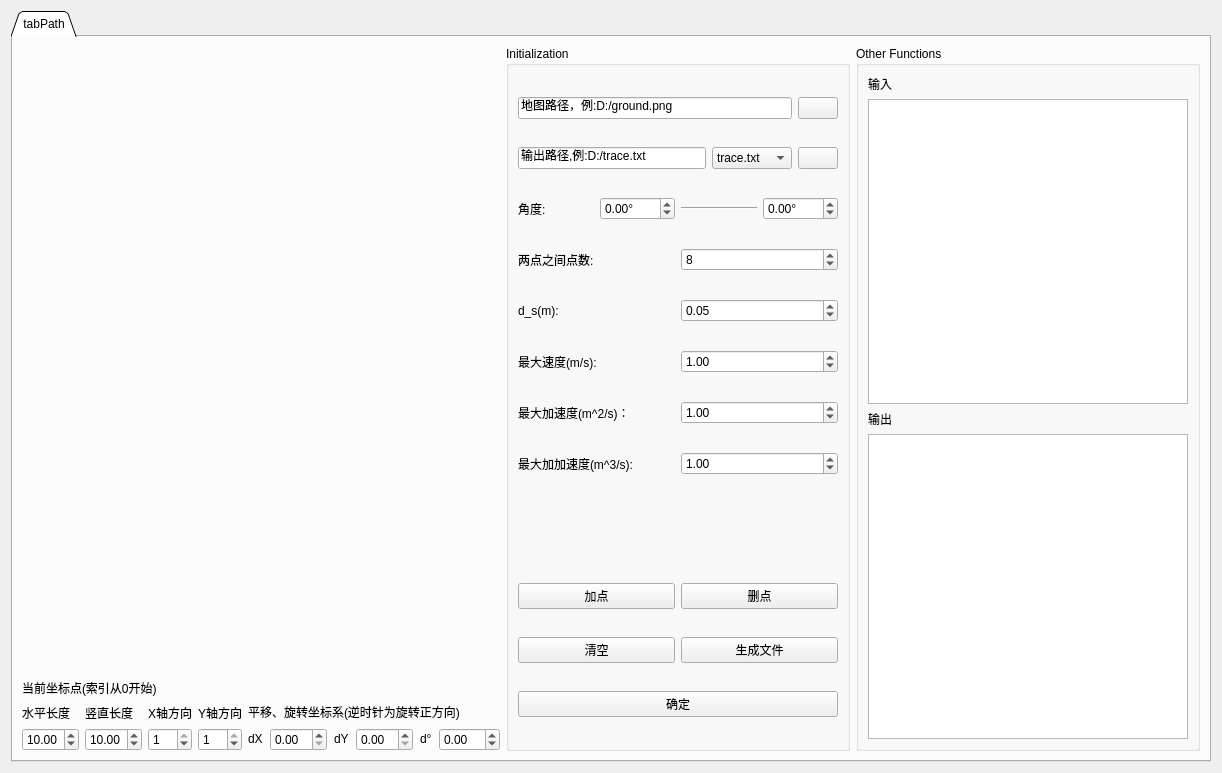
This is pages/pagepath.ui in BUPT-RobotTeam/ToolBox as Qt 5 draws it before an edit. The edited form follows.
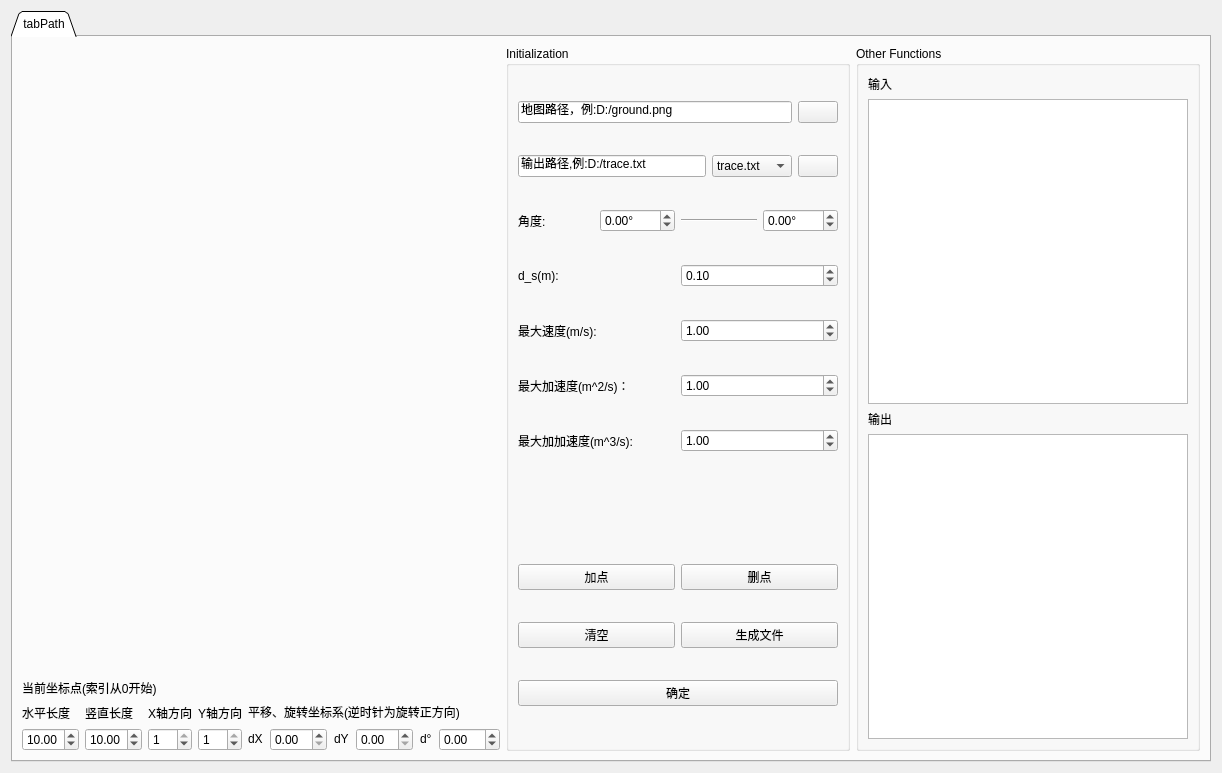
This is the edited form. Icons and pictures are not drawn.

```diff
--- a/pages/pagepath.ui
+++ b/pages/pagepath.ui
@@ -507,30 +507,6 @@
             </item>
            </layout>
           </item>
-          <item>
-           <layout class="QHBoxLayout" name="horizontalLayout_12">
-            <item>
-             <widget class="QLabel" name="label_13">
-              <property name="text">
-               <string>两点之间点数:</string>
-              </property>
-             </widget>
-            </item>
-            <item>
-             <widget class="QSpinBox" name="Edit_num_btw_two">
-              <property name="minimum">
-               <number>1</number>
-              </property>
-              <property name="maximum">
-               <number>200</number>
-              </property>
-              <property name="value">
-               <number>8</number>
-              </property>
-             </widget>
-            </item>
-           </layout>
-          </item>
           <item>
            <layout class="QHBoxLayout" name="horizontalLayout_30">
             <item>
@@ -552,7 +528,7 @@
                <double>0.100000000000000</double>
               </property>
               <property name="value">
-               <double>0.050000000000000</double>
+               <double>0.100000000000000</double>
               </property>
              </widget>
             </item>
```
Left out of the diff: 3 changed lines with no effect on the pictures.
